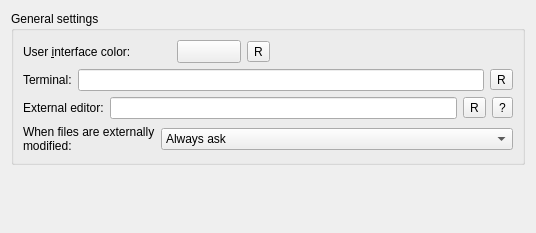
Before: the Qt Designer form ground/src/plugins/coreplugin/generalsettings.ui in openpilot/OpenPilot, drawn with Qt 5.
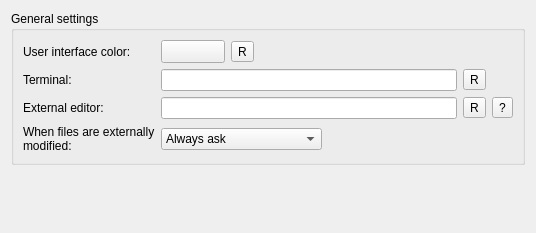
After: the same form once the commit is applied. Icons and pictures are not drawn. Custom widgets are drawn as their Qt base class.

```diff
--- a/ground/src/plugins/coreplugin/generalsettings.ui
+++ b/ground/src/plugins/coreplugin/generalsettings.ui
@@ -16,149 +16,22 @@
      <property name="title">
       <string>General settings</string>
      </property>
-     <layout class="QVBoxLayout" name="verticalLayout">
-      <item>
-       <layout class="QHBoxLayout" name="horizontalLayout_4">
-        <item>
-         <widget class="QLabel" name="colorLabel">
-          <property name="text">
-           <string>User &amp;interface color:</string>
-          </property>
-          <property name="buddy">
-           <cstring>colorButton</cstring>
-          </property>
-         </widget>
-        </item>
-        <item>
-         <spacer name="horizontalSpacer_2">
-          <property name="orientation">
-           <enum>Qt::Horizontal</enum>
-          </property>
-          <property name="sizeType">
-           <enum>QSizePolicy::Fixed</enum>
-          </property>
-          <property name="sizeHint" stdset="0">
-           <size>
-            <width>40</width>
-            <height>20</height>
-           </size>
-          </property>
-         </spacer>
-        </item>
-        <item>
-         <widget class="Utils::QtColorButton" name="colorButton">
-          <property name="sizePolicy">
-           <sizepolicy hsizetype="Preferred" vsizetype="Preferred">
-            <horstretch>0</horstretch>
-            <verstretch>0</verstretch>
-           </sizepolicy>
-          </property>
-          <property name="minimumSize">
-           <size>
-            <width>64</width>
-            <height>0</height>
-           </size>
-          </property>
-          <property name="alphaAllowed">
-           <bool>false</bool>
-          </property>
-         </widget>
-        </item>
-        <item>
-         <widget class="QToolButton" name="resetButton">
-          <property name="toolTip">
-           <string>Reset to default</string>
-          </property>
-          <property name="text">
-           <string>R</string>
-          </property>
-          <property name="icon">
-           <iconset resource="core.qrc">
-            <normaloff>:/core/images/reset.png</normaloff>:/core/images/reset.png</iconset>
-          </property>
-         </widget>
-        </item>
-        <item>
-         <spacer name="horizontalSpacer">
-          <property name="orientation">
-           <enum>Qt::Horizontal</enum>
-          </property>
-          <property name="sizeHint" stdset="0">
-           <size>
-            <width>40</width>
-            <height>20</height>
-           </size>
-          </property>
-         </spacer>
-        </item>
-       </layout>
-      </item>
-      <item>
-       <layout class="QHBoxLayout" name="horizontalLayout">
-        <item>
+     <layout class="QGridLayout" name="gridLayout">
+      <item row="1" column="0">
          <widget class="QLabel" name="terminalLabel">
           <property name="text">
            <string>Terminal:</string>
           </property>
          </widget>
         </item>
-        <item>
-         <widget class="QLineEdit" name="terminalEdit"/>
-        </item>
-        <item>
-         <widget class="QToolButton" name="resetTerminalButton">
-          <property name="toolTip">
-           <string>Reset to default</string>
-          </property>
-          <property name="text">
-           <string>R</string>
-          </property>
-          <property name="icon">
-           <iconset resource="core.qrc">
-            <normaloff>:/core/images/reset.png</normaloff>:/core/images/reset.png</iconset>
-          </property>
-         </widget>
-        </item>
-       </layout>
-      </item>
-      <item>
-       <layout class="QHBoxLayout" name="horizontalLayout_5">
-        <item>
+      <item row="7" column="0">
          <widget class="QLabel" name="label">
           <property name="text">
            <string>External editor:</string>
           </property>
          </widget>
         </item>
-        <item>
-         <widget class="QLineEdit" name="externalEditorEdit"/>
-        </item>
-        <item>
-         <widget class="QToolButton" name="resetEditorButton">
-          <property name="toolTip">
-           <string>Reset to default</string>
-          </property>
-          <property name="text">
-           <string>R</string>
-          </property>
-          <property name="icon">
-           <iconset resource="core.qrc">
-            <normaloff>:/core/images/reset.png</normaloff>:/core/images/reset.png</iconset>
-          </property>
-         </widget>
-        </item>
-        <item>
-         <widget class="QToolButton" name="helpExternalEditorButton">
-          <property name="text">
-           <string>?</string>
-          </property>
-         </widget>
-        </item>
-       </layout>
-      </item>
-      <item>
-       <layout class="QHBoxLayout" name="horizontalLayout_2">
-        <item>
+      <item row="9" column="0">
          <widget class="QLabel" name="label_2">
           <property name="text">
            <string>When files are externally modified:</string>
@@ -168,10 +41,119 @@
           </property>
          </widget>
         </item>
-        <item>
+      <item row="1" column="1">
+       <widget class="QLineEdit" name="terminalEdit"/>
+      </item>
+      <item row="0" column="0">
+       <widget class="QLabel" name="colorLabel">
+        <property name="text">
+         <string>User interface color:</string>
+        </property>
+       </widget>
+      </item>
+      <item row="1" column="2">
+       <widget class="QToolButton" name="resetTerminalButton">
+        <property name="toolTip">
+         <string>Reset to default</string>
+        </property>
+        <property name="text">
+         <string>R</string>
+        </property>
+        <property name="icon">
+         <iconset>
+          <normaloff>:/core/images/reset.png</normaloff>:/core/images/reset.png</iconset>
+        </property>
+       </widget>
+      </item>
+      <item row="7" column="1">
+       <widget class="QLineEdit" name="externalEditorEdit"/>
+      </item>
+      <item row="7" column="2">
+       <widget class="QToolButton" name="resetEditorButton">
+        <property name="toolTip">
+         <string>Reset to default</string>
+        </property>
+        <property name="text">
+         <string>R</string>
+        </property>
+        <property name="icon">
+         <iconset>
+          <normaloff>:/core/images/reset.png</normaloff>:/core/images/reset.png</iconset>
+        </property>
+       </widget>
+      </item>
+      <item row="7" column="3">
+       <widget class="QToolButton" name="helpExternalEditorButton">
+        <property name="text">
+         <string>?</string>
+        </property>
+       </widget>
+      </item>
+      <item row="0" column="1">
+       <widget class="QWidget" name="widget" native="true">
+        <layout class="QGridLayout" name="gridLayout_2">
+         <property name="margin">
+          <number>0</number>
+         </property>
+         <item row="0" column="1">
+          <widget class="QToolButton" name="resetButton">
+           <property name="toolTip">
+            <string>Reset to default</string>
+           </property>
+           <property name="text">
+            <string>R</string>
+           </property>
+           <property name="icon">
+            <iconset>
+             <normaloff>:/core/images/reset.png</normaloff>:/core/images/reset.png</iconset>
+           </property>
+          </widget>
+         </item>
+         <item row="0" column="0">
+          <widget class="Utils::QtColorButton" name="colorButton">
+           <property name="sizePolicy">
+            <sizepolicy hsizetype="Preferred" vsizetype="Preferred">
+             <horstretch>0</horstretch>
+             <verstretch>0</verstretch>
+            </sizepolicy>
+           </property>
+           <property name="minimumSize">
+            <size>
+             <width>64</width>
+             <height>0</height>
+            </size>
+           </property>
+           <property name="alphaAllowed" stdset="0">
+            <bool>false</bool>
+           </property>
+          </widget>
+         </item>
+         <item row="0" column="2">
+          <spacer name="horizontalSpacer">
+           <property name="orientation">
+            <enum>Qt::Horizontal</enum>
+           </property>
+           <property name="sizeHint" stdset="0">
+            <size>
+             <width>40</width>
+             <height>20</height>
+            </size>
+           </property>
+          </spacer>
+         </item>
+        </layout>
+       </widget>
+      </item>
+      <item row="9" column="1">
+       <widget class="QWidget" name="widget_2" native="true">
+        <layout class="QGridLayout" name="gridLayout_3">
+         <property name="margin">
+          <number>0</number>
+         </property>
+         <item row="0" column="0">
          <widget class="QComboBox" name="reloadBehavior">
           <property name="sizePolicy">
-           <sizepolicy hsizetype="MinimumExpanding" vsizetype="Fixed">
+            <sizepolicy hsizetype="Preferred" vsizetype="Fixed">
             <horstretch>0</horstretch>
             <verstretch>0</verstretch>
            </sizepolicy>
@@ -196,7 +178,21 @@
           </item>
          </widget>
         </item>
-       </layout>
+         <item row="0" column="1">
+          <spacer name="horizontalSpacer_2">
+           <property name="orientation">
+            <enum>Qt::Horizontal</enum>
+           </property>
+           <property name="sizeHint" stdset="0">
+            <size>
+             <width>132</width>
+             <height>20</height>
+            </size>
+           </property>
+          </spacer>
+         </item>
+        </layout>
+       </widget>
       </item>
      </layout>
     </widget>
```
Left out of the diff: 6 changed lines with no effect on the pictures. Lines whose indentation alone changed are shown as unchanged.
